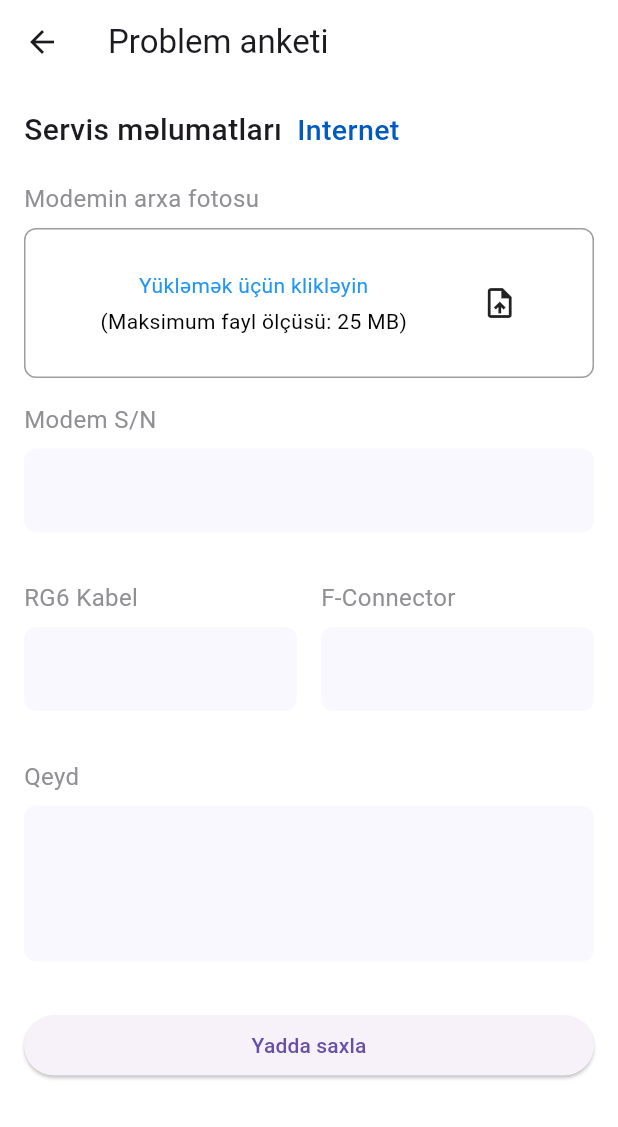
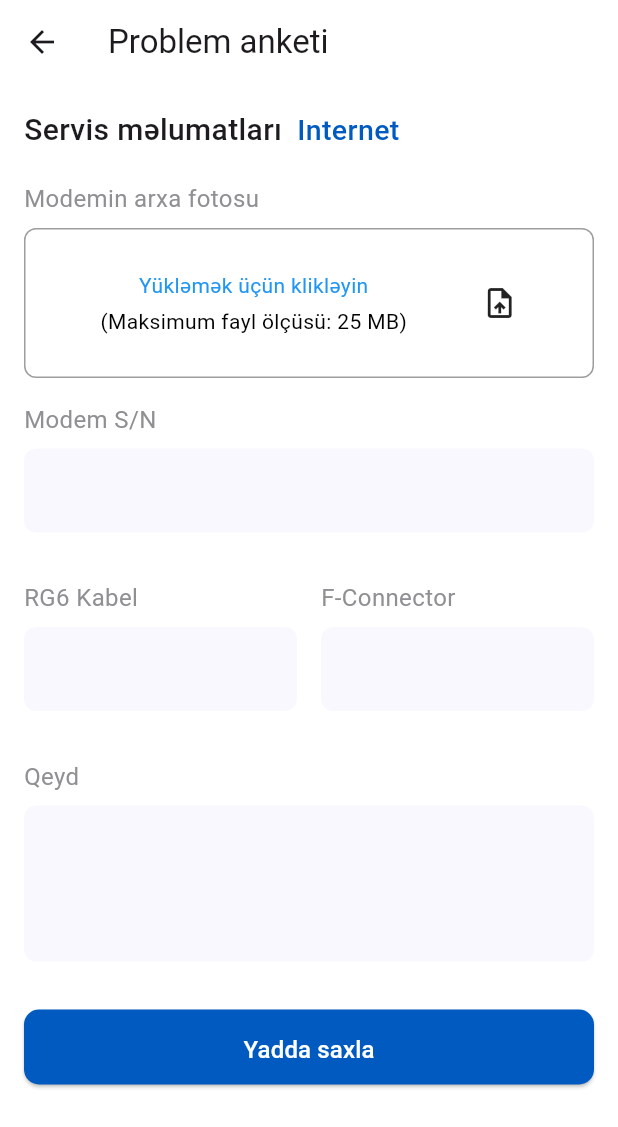
Before and after one commit to Kanan302/digitask_mobile, a Flutter app: the CreateProblem screen opened directly, after a tap on "Yükləmək üçün klikləyin", on a phone screen of 412 x 824 dp. Shown: the top 1127 px of the screen. Run offline on Flutter 3.47's test engine with Material 3 defaults, Android fonts, the phone set to English and light mode, and no system bars; our stand-ins replace another_flushbar, dio, equatable, flutter_secure_storage, flutter_svg, get_it and 6 more; accounts and stored records are empty; generated files the repository leaves out were written again; project files that could hold a hidden picture were left out.

Commit message:
some parts ready

```diff
--- a/DigiTask-main/digi_task/analysis_options.yaml
+++ b/DigiTask-main/digi_task/analysis_options.yaml
@@ -7,6 +7,12 @@
 
 # The following line activates a set of recommended lints for Flutter apps,
 # packages, and plugins designed to encourage good coding practices.
+analyzer:
+  errors:
+    deprecated_member_use: ignore
+    library_private_types_in_public_api: ignore
+    non_constant_identifier_names: ignore
+    use_build_context_synchronously: ignore
 include: package:flutter_lints/flutter.yaml
 
 linter:
--- a/DigiTask-main/digi_task/lib/features/tasks/presentation/view/problem/detail_problem.dart
+++ b/DigiTask-main/digi_task/lib/features/tasks/presentation/view/problem/detail_problem.dart
@@ -1,8 +1,49 @@
 import 'package:flutter/material.dart';
+import 'dart:io';
+import 'package:image_picker/image_picker.dart';
 
-class CreateProblem extends StatelessWidget {
+class CreateProblem extends StatefulWidget {
   final String serviceType;
   const CreateProblem({super.key, required this.serviceType});
+
+  @override
+  State<CreateProblem> createState() => _CreateProblemState();
+}
+
+class _CreateProblemState extends State<CreateProblem> {
+  XFile? imageFile;
+  final TextEditingController modemSnController = TextEditingController();
+  final TextEditingController rg6KabelController = TextEditingController();
+  final TextEditingController fConnectorController = TextEditingController();
+  final TextEditingController noteController = TextEditingController();
+  Map<String, dynamic>? savedProblem;
+
+  void getImage() async {
+    try {
+      final pickedImage =
+          await ImagePicker().pickImage(source: ImageSource.gallery);
+      if (pickedImage != null) {
+        imageFile = pickedImage;
+        setState(() {});
+      }
+    } catch (e) {
+      imageFile = null;
+      setState(() {});
+      print(e);
+    }
+  }
+
+    void saveProblem() {
+    setState(() {
+      savedProblem = {
+        'image': imageFile,
+        'modemSn': modemSnController.text,
+        'rg6Kabel': rg6KabelController.text,
+        'fConnector': fConnectorController.text,
+        'note': noteController.text,
+      };
+    });
+  }
 
   @override
   Widget build(BuildContext context) {
@@ -29,7 +70,7 @@ class CreateProblem extends StatelessWidget {
                   ),
                   const SizedBox(width: 10),
                   Text(
-                    serviceType,
+                    widget.serviceType,
                     style: const TextStyle(
                       color: Color(0xFF005ABF),
                       fontSize: 19,
@@ -44,42 +85,34 @@ class CreateProblem extends StatelessWidget {
                 style: TextStyle(fontSize: 16.0, color: Color(0xFF909094)),
               ),
               const SizedBox(height: 8.0),
-              GestureDetector(
-                onTap: () {
-                  // Add your file upload functionality here
-                  // Example: launch file picker or camera
-                },
-                child: Container(
-                  width: double.infinity,
-                  height: 100.0,
-                  decoration: BoxDecoration(
-                    border: Border.all(color: Colors.grey),
-                    borderRadius: BorderRadius.circular(8.0),
-                  ),
-                  child: const Center(
-                    child: Row(
-                      mainAxisAlignment: MainAxisAlignment.spaceEvenly,
+              imageFile == null
+                  ? _buildImagePickerContainer()
+                  : Stack(
                       children: [
-                        Column(
-                          mainAxisAlignment: MainAxisAlignment.center,
-                          children: [
-                            Text(
-                              'Yükləmək üçün klikləyin',
-                              style: TextStyle(color: Colors.blue),
+                        ClipRRect(
+                          borderRadius: BorderRadius.circular(8.0),
+                          child: Image.file(
+                            File(imageFile!.path),
+                            width: double.infinity,
+                            height: 100.0,
+                            fit: BoxFit.contain,
+                          ),
+                        ),
+                        Positioned(
+                          right: 0.0,
+                          child: IconButton(
+                            onPressed: () {
+                              setState(() {
+                                imageFile = null;
+                              });
+                            },
+                            icon: const Icon(
+                              Icons.close,
                             ),
-                            SizedBox(height: 4.0),
-                            Text(
-                              '(Maksimum fayl ölçüsü: 25 MB)',
-                              style: TextStyle(color: Colors.black),
-                            ),
-                          ],
+                          ),
                         ),
-                        Icon(Icons.upload_file_outlined),
                       ],
                     ),
-                  ),
-                ),
-              ),
               const SizedBox(height: 16.0),
               Row(
                 mainAxisAlignment: MainAxisAlignment.spaceBetween,
@@ -109,9 +142,21 @@ class CreateProblem extends StatelessWidget {
               const SizedBox(height: 16.0),
               SizedBox(
                 width: double.infinity,
+                height: 50,
                 child: ElevatedButton(
-                  onPressed: () {},
-                  child: const Text('Yadda saxla'),
+                  onPressed: saveProblem,
+                  style: ElevatedButton.styleFrom(
+                    backgroundColor: const Color(0xFF005ABF),
+                    padding: const EdgeInsets.symmetric(
+                        vertical: 15, horizontal: 40),
+                    shape: RoundedRectangleBorder(
+                      borderRadius: BorderRadius.circular(10),
+                    ),
+                  ),
+                  child: const Text(
+                    'Yadda saxla',
+                    style: TextStyle(color: Colors.white, fontSize: 16),
+                  ),
                 ),
               ),
               const SizedBox(height: 16.0),
@@ -146,4 +191,40 @@ class CreateProblem extends StatelessWidget {
       ],
     );
   }
+
+  Widget _buildImagePickerContainer() {
+    return GestureDetector(
+      onTap: () => getImage(),
+      child: Container(
+        width: double.infinity,
+        height: 100.0,
+        decoration: BoxDecoration(
+          border: Border.all(color: Colors.grey),
+          borderRadius: BorderRadius.circular(8.0),
+        ),
+        child: const Center(
+          child: Row(
+            mainAxisAlignment: MainAxisAlignment.spaceEvenly,
+            children: [
+              Column(
+                mainAxisAlignment: MainAxisAlignment.center,
+                children: [
+                  Text(
+                    'Yükləmək üçün klikləyin',
+                    style: TextStyle(color: Colors.blue),
+                  ),
+                  SizedBox(height: 4.0),
+                  Text(
+                    '(Maksimum fayl ölçüsü: 25 MB)',
+                    style: TextStyle(color: Colors.black),
+                  ),
+                ],
+              ),
+              Icon(Icons.upload_file_outlined),
+            ],
+          ),
+        ),
+      ),
+    );
+  }
 }
--- a/DigiTask-main/digi_task/lib/features/tasks/presentation/view/problem/tasks_tab.dart
+++ b/DigiTask-main/digi_task/lib/features/tasks/presentation/view/problem/tasks_tab.dart
@@ -11,6 +11,9 @@ import 'package:provider/provider.dart';
 
 import '../../../../../presentation/components/custom_progress_indicator.dart';
 import '../../../../../presentation/components/service_type.dart';
+
+
+
 
 class TasksTab extends StatefulWidget {
   const TasksTab({super.key});
--- a/DigiTask-main/digi_task/pubspec.yaml
+++ b/DigiTask-main/digi_task/pubspec.yaml
@@ -29,6 +29,8 @@ dependencies:
   another_flushbar: ^1.12.30
   pinput: ^4.0.0
   multi_dropdown: ^2.1.4
+  google_ml_kit: ^0.18.0
+  image_picker: ^1.1.2
 
 dev_dependencies:
   flutter_test:
```
Also changed, not shown: DigiTask-main/digi_task/pubspec.lock.
